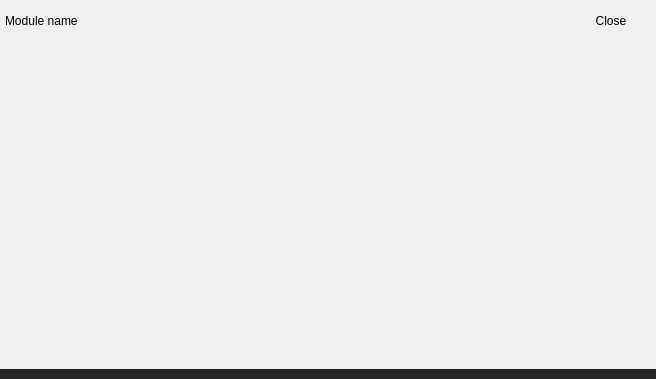
First picture: the form in dashboarditem.ui, repository Bragaman/DragableDashboard, before the edit.
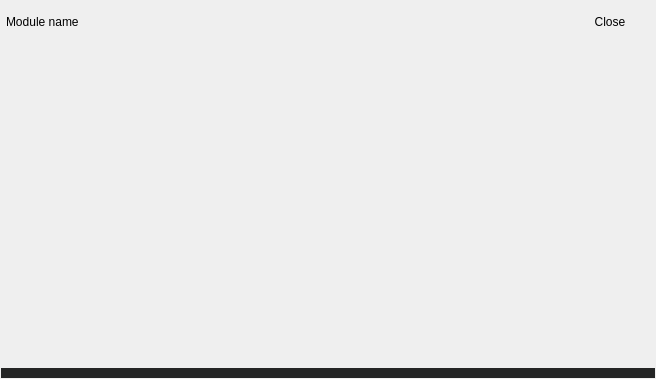
Second picture: the form after the edit.

The edit to the form file:
```diff
--- a/dashboarditem.ui
+++ b/dashboarditem.ui
@@ -24,16 +24,16 @@
     <number>0</number>
    </property>
    <property name="leftMargin">
-    <number>0</number>
+    <number>1</number>
    </property>
    <property name="topMargin">
-    <number>0</number>
+    <number>1</number>
    </property>
    <property name="rightMargin">
-    <number>0</number>
+    <number>1</number>
    </property>
    <property name="bottomMargin">
-    <number>0</number>
+    <number>1</number>
    </property>
    <item>
     <widget class="QWidget" name="widgetPanel" native="true">
```
Left out of the diff: 8 changed lines with no effect on the pictures.
